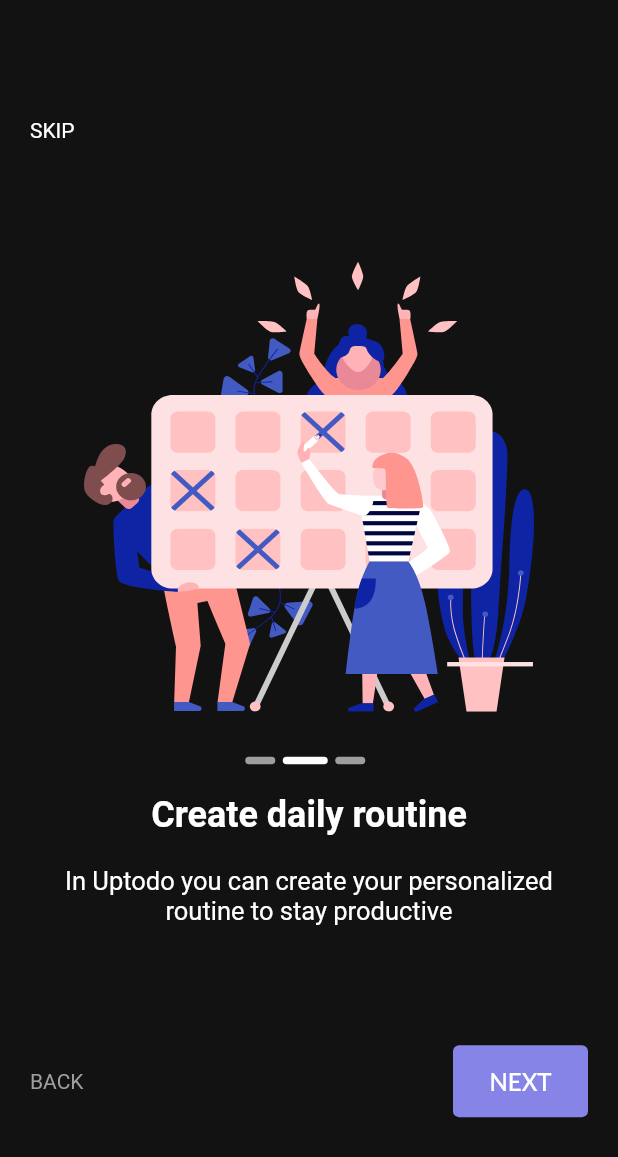
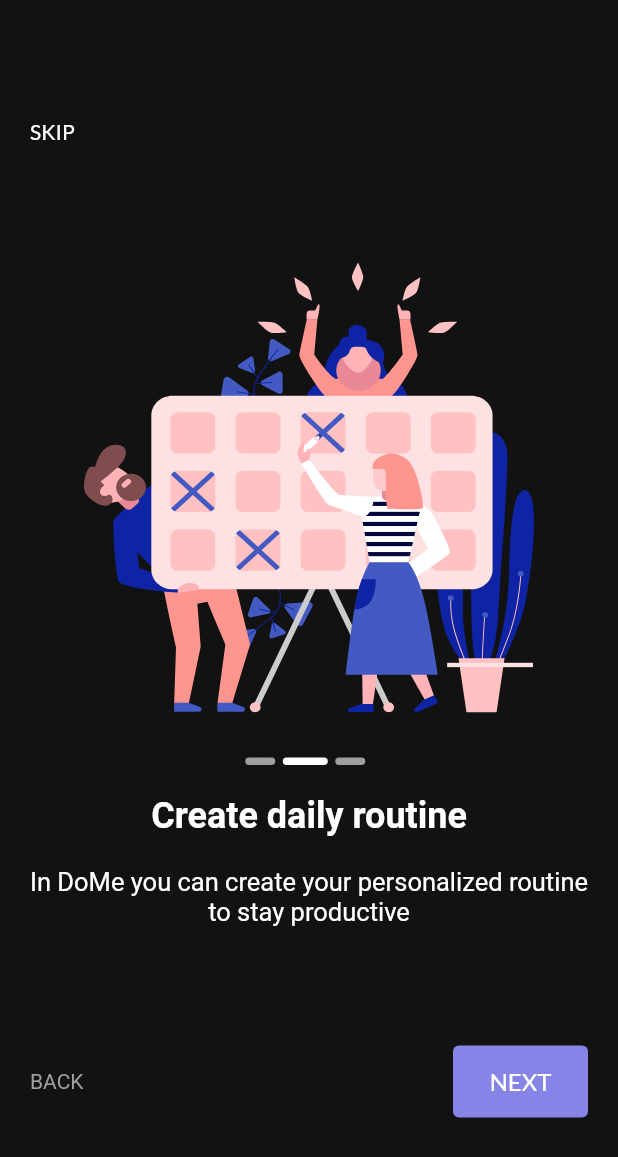
Before and after one commit to SA33ED/Todo_app, a Flutter app: the screen it shows after launch, after a tap on "NEXT", on a phone screen of 412 x 824 dp. Shown: the top 1157 px of the screen. Run offline on Flutter 3.47's test engine with Material 2 defaults, Android fonts, the phone set to English and light mode, and no system bars; our stand-ins replace flutter_svg, google_fonts; Roboto replaces fonts that are missing (Poppins).

Commit message:
On Boarding

```diff
--- a/lib/helpers/app_strings.dart
+++ b/lib/helpers/app_strings.dart
@@ -1,7 +1,7 @@
 class AppStrings {
   AppStrings._();
   //appName
-  static const String appName = "UpTodo";
+  static const String appName = "DoMe";
   // onBoardingTitleOne
   static const String onBoardingTitleOne = "Manage your tasks";
   // onBoardingTitleTwo
@@ -13,7 +13,7 @@ class AppStrings {
       "You can easily manage all of your daily tasks in DoMe for free";
   // onBoardingSubTitleTwo
   static const String onBoardingSubTitleTwo =
-      "In Uptodo you can create your personalized routine to stay productive";
+      "In DoMe you can create your personalized routine to stay productive";
   // onBoardingSubTitleThree
   static const String onBoardingSubTitleThree =
       "You can organize your daily tasks by adding your tasks into separate categories";
--- a/lib/main.dart
+++ b/lib/main.dart
@@ -1,4 +1,5 @@
 import 'package:flutter/material.dart';
+import 'package:to_do_app/screens/home_screen.dart';
 import 'package:to_do_app/screens/on_boarding_screen.dart';
 import 'package:to_do_app/screens/splash_screen.dart';
 
@@ -16,6 +17,7 @@ class ToDoApp extends StatelessWidget {
       routes: {
         SplashScreen.id: (context) => const SplashScreen(),
         OnBoardingScreen.id: (context) => const OnBoardingScreen(),
+        HomeScreen.id: (context) => const HomeScreen(),
       },
       initialRoute: SplashScreen.id,
     );
--- a/lib/screens/on_boarding_screen.dart
+++ b/lib/screens/on_boarding_screen.dart
@@ -1,6 +1,7 @@
 import 'package:flutter/material.dart';
 import 'package:to_do_app/helpers/app_colors.dart';
 import 'package:to_do_app/models/on_boarding_model.dart';
+import 'package:to_do_app/screens/home_screen.dart';
 import 'package:to_do_app/widgets/custom_on_boarding_widget.dart';
 
 class OnBoardingScreen extends StatelessWidget {
@@ -11,7 +12,9 @@ class OnBoardingScreen extends StatelessWidget {
     return Scaffold(
       backgroundColor: AppColors.primary,
       body: CustomOnBoardingWidget(
-        startBtnOnTapFunction: () {},
+        startBtnOnTapFunction: () {
+          Navigator.pushNamed(context, HomeScreen.id);
+        },
         dataList: onBoardingList,
         titleColor: Colors.white,
         subtitleColor: Colors.white,
--- a/lib/widgets/custom_on_boarding_widget.dart
+++ b/lib/widgets/custom_on_boarding_widget.dart
@@ -2,6 +2,7 @@
 
 import 'package:flutter/material.dart';
 import 'package:flutter_svg/svg.dart';
+import 'package:google_fonts/google_fonts.dart';
 
 class CustomOnBoardingWidget extends StatefulWidget {
   CustomOnBoardingWidget({
@@ -53,7 +54,7 @@ class _CustomOnBoardingWidgetState extends State<CustomOnBoardingWidget> {
                     onTap: widget.startBtnOnTapFunction,
                     child: Text(
                       "SKIP",
-                      style: TextStyle(color: widget.titleColor),
+                      style: GoogleFonts.lato(color: widget.titleColor),
                     ),
                   ),
                 ),
@@ -196,17 +197,16 @@ class NextBtn extends StatelessWidget {
             borderRadius: BorderRadius.circular(4),
           ),
         ),
-        child: const Row(
+        child: Row(
           mainAxisAlignment: MainAxisAlignment.center,
           crossAxisAlignment: CrossAxisAlignment.center,
           children: [
             Text(
               'NEXT',
               textAlign: TextAlign.center,
-              style: TextStyle(
+              style: GoogleFonts.lato(
                 color: Colors.white,
                 fontSize: 16,
-                fontFamily: 'Lato',
                 fontWeight: FontWeight.w500,
               ),
             ),
@@ -238,7 +238,7 @@ class StartBtn extends StatelessWidget {
             borderRadius: BorderRadius.circular(4),
           ),
         ),
-        child: const Row(
+        child: Row(
           mainAxisSize: MainAxisSize.min,
           mainAxisAlignment: MainAxisAlignment.center,
           crossAxisAlignment: CrossAxisAlignment.center,
@@ -246,11 +246,9 @@ class StartBtn extends StatelessWidget {
             Text(
               'GET STARTED',
               textAlign: TextAlign.center,
-              style: TextStyle(
+              style: GoogleFonts.lato(
                 color: Colors.white,
                 fontSize: 16,
-                fontFamily: 'Poppins',
-                fontWeight: FontWeight.w600,
               ),
             ),
           ],
```
Also changed, not shown: lib/screens/home_screen.dart (added, +13 -0 lines).
